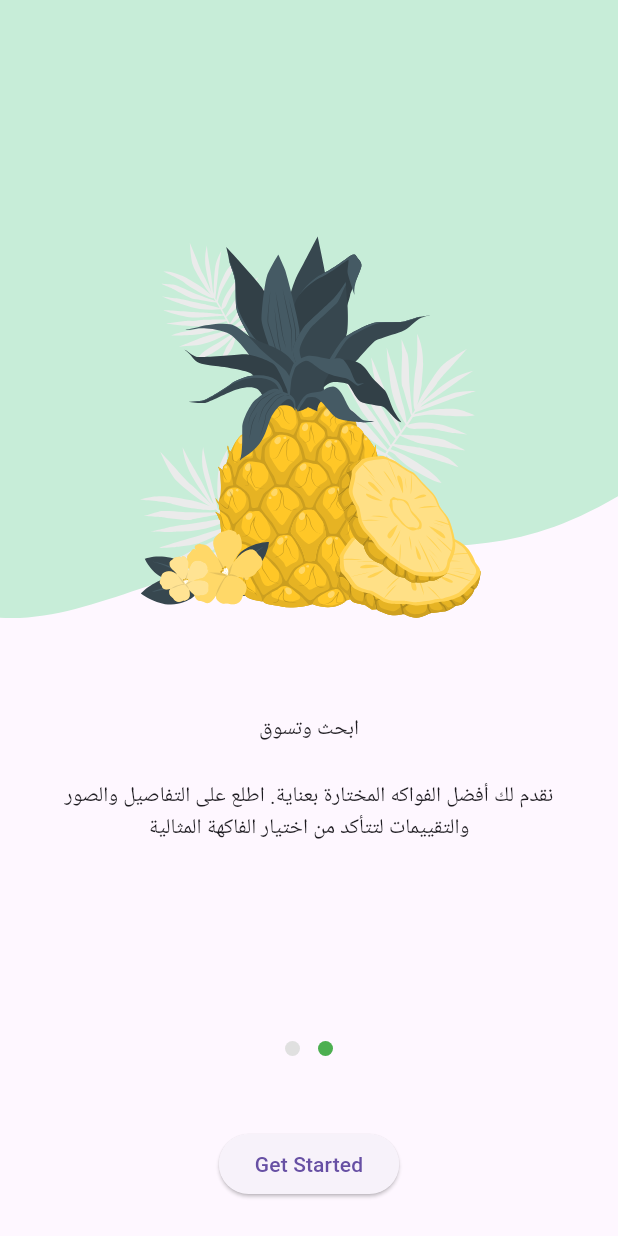
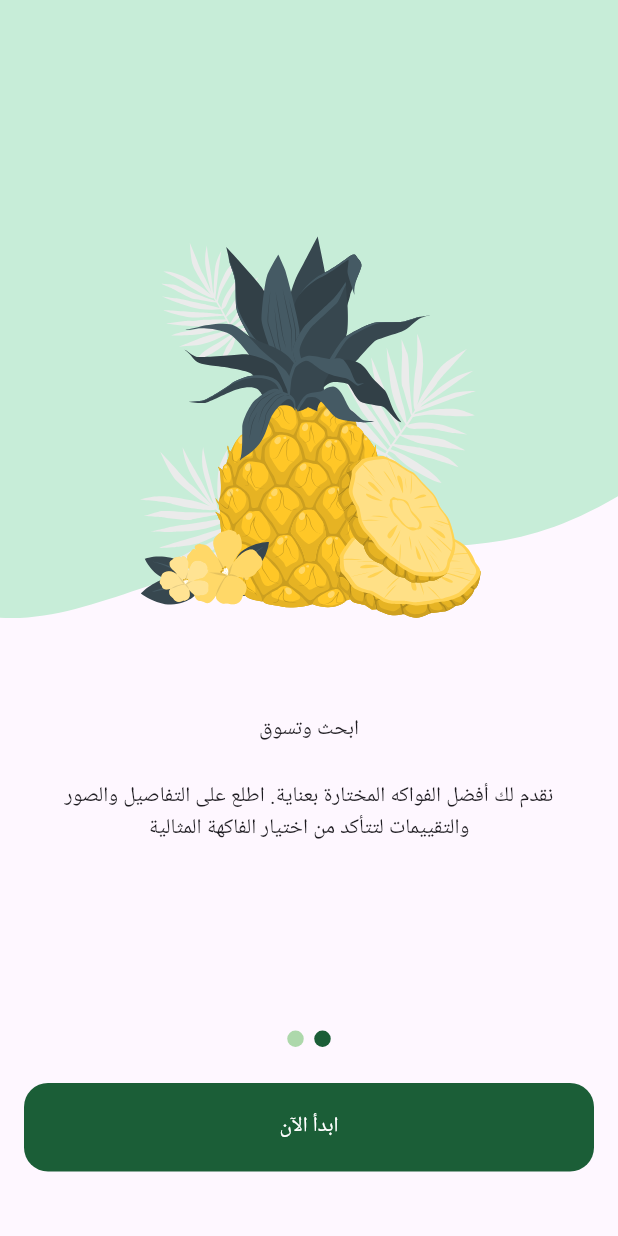
Before and after one commit to ayhem8hamdi/Fruit_Hub, a Flutter app: the screen it shows after launch, after a tap on "تخط", on a phone screen of 412 x 824 dp. Run offline on Flutter 3.47's test engine with Material 3 defaults, Android fonts, the light colour scheme and no system bars; drawn by our look-alikes of smooth_page_indicator; our stand-ins replace device_preview, flutter_bloc, flutter_svg, gap, get.

Commit message:
done OnBoarding Screen

```diff
--- /dev/null
+++ b/devtools_options.yaml
@@ -0,0 +1,3 @@
+description: This file stores settings for Dart & Flutter DevTools.
+documentation: https://docs.flutter.dev/tools/devtools/extensions#configure-extension-enablement-states
+extensions:
--- /dev/null
+++ b/lib/core/Utils/app_colors.dart
@@ -0,0 +1,5 @@
+import 'package:flutter/material.dart';
+
+abstract class AppColors {
+  static Color kPrimaryColor = const Color(0xFF1B5E37);
+}
--- a/lib/features/OnBoarding/presentation/views/widgets/on_boarding_button_builder.dart
+++ b/lib/features/OnBoarding/presentation/views/widgets/on_boarding_button_builder.dart
@@ -1,33 +1,56 @@
-import 'package:advanced_ecommerce/features/OnBoarding/presentation/view_model/onBoardingCubit/ob_boarding_states.dart';
+import 'package:advanced_ecommerce/core/Utils/app_colors.dart';
 import 'package:advanced_ecommerce/features/OnBoarding/presentation/view_model/onBoardingCubit/on_boarding_cubit.dart';
 import 'package:flutter/material.dart';
 import 'package:flutter_bloc/flutter_bloc.dart';
 
 class OnBoardingButtonBuilder extends StatelessWidget {
-  const OnBoardingButtonBuilder({
-    super.key,
-    required this.cubit,
-  });
-
-  final OnboardingCubit cubit;
+  const OnBoardingButtonBuilder({super.key});
 
   @override
   Widget build(BuildContext context) {
-    return BlocBuilder<OnboardingCubit, OnboardingState>(
-      builder: (context, state) {
-        return Visibility(
-          visible: cubit.isLastPage,
-          child: Padding(
-            padding: const EdgeInsets.symmetric(vertical: 24),
-            child: ElevatedButton(
-              onPressed: () {
-                //create routing to home
-              },
-              child: const Text('Get Started'),
-            ),
-          ),
-        );
-      },
+    final cubit = context.watch<OnboardingCubit>();
+    final isLastPage = cubit.isLastPage;
+
+    return OnBoardingButton(
+      isActive: isLastPage,
+      onTap: isLastPage ? () {} : null,
     );
   }
 }
+
+class OnBoardingButton extends StatelessWidget {
+  final bool isActive;
+  final VoidCallback? onTap;
+
+  const OnBoardingButton({
+    super.key,
+    required this.isActive,
+    this.onTap,
+  });
+
+  @override
+  Widget build(BuildContext context) {
+    return GestureDetector(
+      onTap: onTap,
+      child: Container(
+        margin: const EdgeInsets.only(
+          left: 16,
+          right: 16,
+          bottom: 43,
+        ),
+        decoration: BoxDecoration(
+          color: isActive ? AppColors.kPrimaryColor : Colors.transparent,
+          borderRadius: BorderRadius.circular(16),
+        ),
+        alignment: Alignment.center,
+        child: Padding(
+          padding: const EdgeInsets.symmetric(vertical: 19),
+          child: Text('ابدأ الآن',
+              style: TextStyle(
+                color: isActive ? Colors.white : Colors.transparent,
+              )),
+        ),
+      ),
+    );
+  }
+}
--- a/lib/features/OnBoarding/presentation/views/widgets/on_boarding_indicator.dart
+++ b/lib/features/OnBoarding/presentation/views/widgets/on_boarding_indicator.dart
@@ -1,3 +1,4 @@
+import 'package:advanced_ecommerce/core/Utils/app_colors.dart';
 import 'package:flutter/material.dart';
 import 'package:smooth_page_indicator/smooth_page_indicator.dart';
 
@@ -16,11 +17,11 @@ class OnboardingIndicator extends StatelessWidget {
           controller: controller,
           count: 2,
           effect: WormEffect(
-            dotHeight: 10,
-            dotWidth: 10,
-            spacing: 12,
-            activeDotColor: Colors.green,
-            dotColor: Colors.grey.shade300,
+            dotHeight: 11,
+            dotWidth: 11,
+            spacing: 7,
+            activeDotColor: AppColors.kPrimaryColor,
+            dotColor: const Color(0XFF5DB957).withOpacity(.5),
           ),
         ),
       ),
--- a/lib/features/OnBoarding/presentation/views/widgets/on_boarding_screen_stack.dart
+++ b/lib/features/OnBoarding/presentation/views/widgets/on_boarding_screen_stack.dart
@@ -0,0 +1,43 @@
+import 'package:flutter/material.dart';
+import 'package:flutter_svg/svg.dart';
+
+class StackFruitImage extends StatelessWidget {
+  const StackFruitImage({
+    super.key,
+    required this.image,
+  });
+
+  final String image;
+
+  @override
+  Widget build(BuildContext context) {
+    return Align(
+      alignment: Alignment.bottomCenter,
+      child: SvgPicture.asset(
+        image,
+        fit: BoxFit.none,
+      ),
+    );
+  }
+}
+
+class StackBgColor extends StatelessWidget {
+  const StackBgColor({
+    super.key,
+    required this.bgImage,
+    required this.color,
+  });
+
+  final String bgImage;
+  final Color? color;
+
+  @override
+  Widget build(BuildContext context) {
+    return SvgPicture.asset(
+      bgImage,
+      color: color,
+      fit: BoxFit.fill,
+      width: double.infinity,
+    );
+  }
+}
--- a/lib/features/OnBoarding/presentation/views/widgets/on_boarding_skip_button.dart
+++ b/lib/features/OnBoarding/presentation/views/widgets/on_boarding_skip_button.dart
@@ -0,0 +1,42 @@
+import 'package:advanced_ecommerce/features/OnBoarding/presentation/view_model/onBoardingCubit/ob_boarding_states.dart';
+import 'package:advanced_ecommerce/features/OnBoarding/presentation/view_model/onBoardingCubit/on_boarding_cubit.dart';
+import 'package:flutter/material.dart';
+import 'package:flutter_bloc/flutter_bloc.dart';
+
+class OnBoardingScreenSkipButton extends StatelessWidget {
+  const OnBoardingScreenSkipButton({
+    super.key,
+  });
+
+  @override
+  Widget build(BuildContext context) {
+    return SafeArea(
+      child: BlocBuilder<OnboardingCubit, OnboardingState>(
+        buildWhen: (previous, current) =>
+            previous.currentIndex != current.currentIndex,
+        builder: (context, state) {
+          final isLastPage = context.read<OnboardingCubit>().isLastPage;
+
+          return Visibility(
+            visible: !isLastPage,
+            child: Align(
+              alignment: Alignment.topRight,
+              child: Padding(
+                padding: const EdgeInsets.all(16),
+                child: GestureDetector(
+                  onTap: () {
+                    context.read<OnboardingCubit>().skip();
+                  },
+                  child: const Text(
+                    'تخط',
+                    style: TextStyle(fontSize: 16, color: Colors.black),
+                  ),
+                ),
+              ),
+            ),
+          );
+        },
+      ),
+    );
+  }
+}
--- a/lib/features/OnBoarding/presentation/views/widgets/on_boarding_view_body.dart
+++ b/lib/features/OnBoarding/presentation/views/widgets/on_boarding_view_body.dart
@@ -1,6 +1,6 @@
-import 'package:advanced_ecommerce/features/OnBoarding/presentation/views/widgets/on_boarding_button_builder.dart';
 import 'package:flutter/material.dart';
 import 'package:flutter_bloc/flutter_bloc.dart';
+import 'package:advanced_ecommerce/features/OnBoarding/presentation/views/widgets/on_boarding_button_builder.dart';
 import 'package:advanced_ecommerce/features/OnBoarding/presentation/view_model/onBoardingCubit/on_boarding_cubit.dart';
 import 'package:advanced_ecommerce/features/OnBoarding/presentation/views/widgets/on_boarding_indicator.dart';
 import 'package:advanced_ecommerce/features/OnBoarding/presentation/views/widgets/on_boarding_page_view.dart';
@@ -14,6 +14,7 @@ class OnBoardingViewBody extends StatelessWidget {
 
     return Scaffold(
       body: Column(
+        mainAxisAlignment: MainAxisAlignment.spaceBetween,
         children: [
           Expanded(
             child: OnBoardingPageView(
@@ -21,8 +22,16 @@ class OnBoardingViewBody extends StatelessWidget {
               onPageChanged: cubit.pageChanged,
             ),
           ),
-          OnboardingIndicator(controller: cubit.pageController),
-          OnBoardingButtonBuilder(cubit: cubit),
+          const SizedBox(
+            height: 28,
+          ),
+          Column(
+            mainAxisSize: MainAxisSize.min,
+            children: [
+              OnboardingIndicator(controller: cubit.pageController),
+              const OnBoardingButtonBuilder(),
+            ],
+          ),
         ],
       ),
     );
--- a/lib/features/OnBoarding/presentation/views/widgets/page_view_item_stack.dart
+++ b/lib/features/OnBoarding/presentation/views/widgets/page_view_item_stack.dart
@@ -1,8 +1,6 @@
+import 'package:advanced_ecommerce/features/OnBoarding/presentation/views/widgets/on_boarding_screen_stack.dart';
+import 'package:advanced_ecommerce/features/OnBoarding/presentation/views/widgets/on_boarding_skip_button.dart';
 import 'package:flutter/material.dart';
-import 'package:flutter_bloc/flutter_bloc.dart';
-import 'package:flutter_svg/svg.dart';
-import '../../view_model/onBoardingCubit/on_boarding_cubit.dart';
-import '../../view_model/onBoardingCubit/ob_boarding_states.dart';
 
 class PageViewItemStack extends StatelessWidget {
   const PageViewItemStack({
@@ -22,60 +20,11 @@ class PageViewItemStack extends StatelessWidget {
       height: MediaQuery.sizeOf(context).height * 0.5,
       child: Stack(
         children: [
-          SvgPicture.asset(
-            bgImage,
-            color: color,
-            fit: BoxFit.fill,
-            width: double.infinity,
-          ),
-          Align(
-            alignment: Alignment.bottomCenter,
-            child: SvgPicture.asset(
-              image,
-              fit: BoxFit.none,
-            ),
-          ),
+          StackBgColor(bgImage: bgImage, color: color),
+          StackFruitImage(image: image),
           const OnBoardingScreenSkipButton(),
         ],
       ),
     );
   }
 }
-
-class OnBoardingScreenSkipButton extends StatelessWidget {
-  const OnBoardingScreenSkipButton({
-    super.key,
-  });
-
-  @override
-  Widget build(BuildContext context) {
-    return SafeArea(
-      child: BlocBuilder<OnboardingCubit, OnboardingState>(
-        buildWhen: (previous, current) =>
-            previous.currentIndex != current.currentIndex,
-        builder: (context, state) {
-          final isLastPage = context.read<OnboardingCubit>().isLastPage;
-
-          return Visibility(
-            visible: !isLastPage,
-            child: Align(
-              alignment: Alignment.topRight,
-              child: Padding(
-                padding: const EdgeInsets.all(16),
-                child: GestureDetector(
-                  onTap: () {
-                    context.read<OnboardingCubit>().skip();
-                  },
-                  child: const Text(
-                    'تخط',
-                    style: TextStyle(fontSize: 16, color: Colors.black),
-                  ),
-                ),
-              ),
-            ),
-          );
-        },
-      ),
-    );
-  }
-}
```
